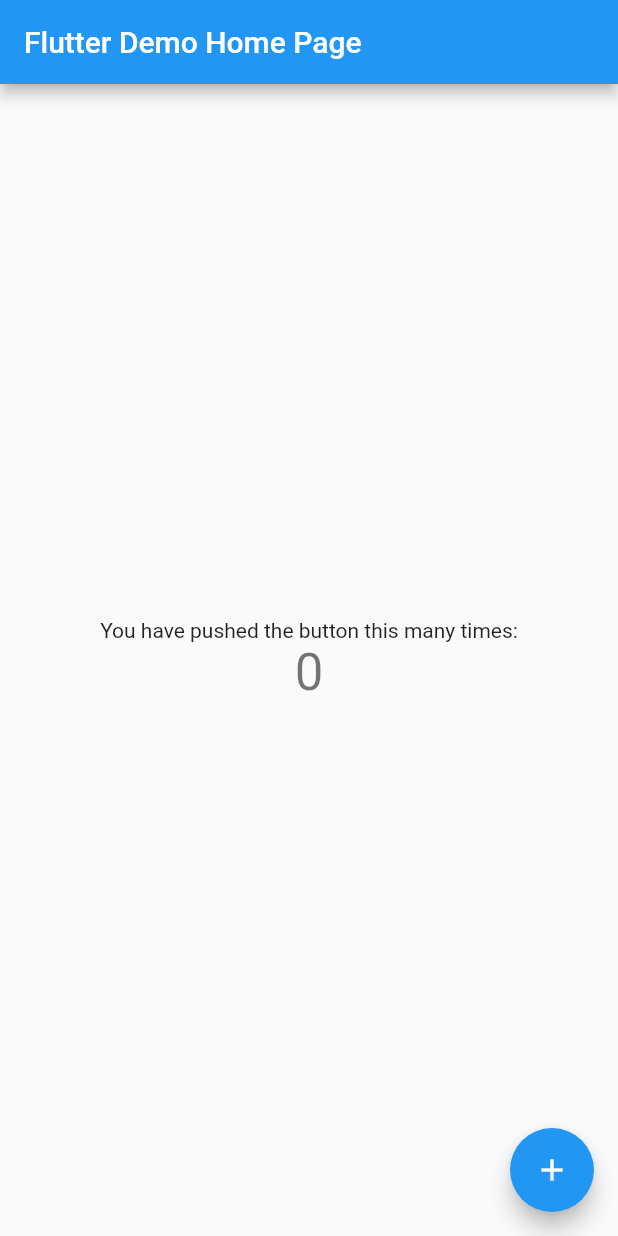
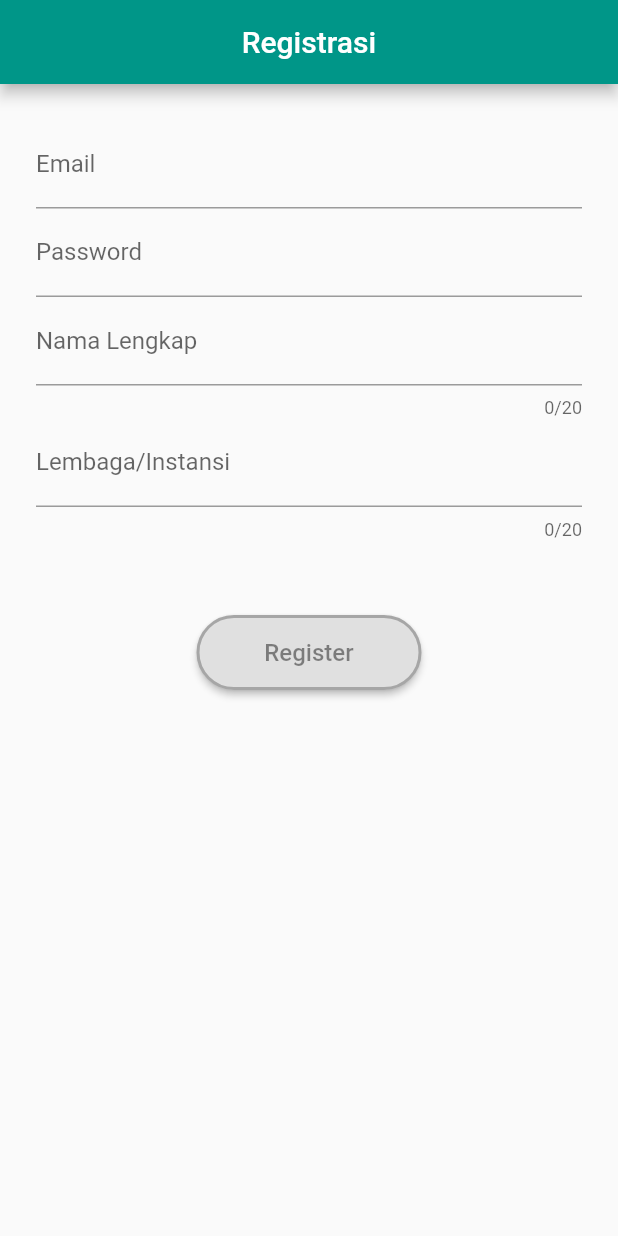
Before and after one commit to eddie44868/difteriApp, a Flutter app: the screen it shows after launch, on a phone screen of 412 x 824 dp. Run offline on Flutter 3.47's test engine with Material 2 defaults, Android fonts, the phone set to English and light mode, and no system bars.

Commit message:
Form register commit

```diff
--- /dev/null
+++ b/lib/form_register.dart
@@ -0,0 +1,143 @@
+import 'package:flutter/material.dart';
+
+class FormScreen extends StatefulWidget {
+  @override
+  State<StatefulWidget> createState() {
+    return FormScreenState();
+  }
+}
+
+class FormScreenState extends State<FormScreen> {
+  String _email;
+  String _password;
+  String _name;
+  String _lembaga;
+
+  final GlobalKey<FormState> _formKey = GlobalKey<FormState>();
+
+  Widget _buildEmail() {
+    return TextFormField(
+      decoration: InputDecoration(labelText: 'Email'),
+      validator: (String value) {
+        if (value.isEmpty) {
+          return 'Email is Required';
+        }
+
+        if (!RegExp(
+            r"[a-z0-9!#$%&'*+/=?^_`{|}~-]+(?:\.[a-z0-9!#$%&'*+/=?^_`{|}~-]+)*@(?:[a-z0-9](?:[a-z0-9-]*[a-z0-9])?\.)+[a-z0-9](?:[a-z0-9-]*[a-z0-9])?")
+            .hasMatch(value)) {
+          return 'Please enter a valid email Address';
+        }
+
+        return null;
+      },
+      onSaved: (String value) {
+        _email = value;
+      },
+    );
+  }
+
+  Widget _buildPassword() {
+    return TextFormField(
+      decoration: InputDecoration(labelText: 'Password'),
+      keyboardType: TextInputType.visiblePassword,
+      validator: (String value) {
+        if (value.isEmpty) {
+          return 'Password is Required';
+        }
+        return null;
+      },
+      onSaved: (String value) {
+        _password = value;
+      },
+    );
+  }
+
+  Widget _buildName() {
+    return TextFormField(
+      decoration: InputDecoration(labelText: 'Nama Lengkap'),
+      maxLength: 20,
+      validator: (String value) {
+        if (value.isEmpty) {
+          return 'Name is Required';
+        }
+
+        return null;
+      },
+      onSaved: (String value) {
+        _name = value;
+      },
+    );
+  }
+
+
+  Widget _buildLembaga() {
+    return TextFormField(
+      decoration: InputDecoration(labelText: 'Lembaga/Instansi'),
+      maxLength: 20,
+      validator: (String value) {
+        if (value.isEmpty) {
+          return 'Lembaga is Required';
+        }
+
+        return null;
+      },
+      onSaved: (String value) {
+        _lembaga = value;
+      },
+    );
+  }
+
+  @override
+  Widget build(BuildContext context) {
+    return Scaffold(
+      appBar: AppBar(
+        title: Text("Registrasi"),
+        centerTitle: true,),
+      body: SingleChildScrollView(
+        child: Container(
+          margin: EdgeInsets.all(24),
+          child: Form(
+            key: _formKey,
+            child: Column(
+              mainAxisAlignment: MainAxisAlignment.center,
+              children: <Widget>[
+                _buildEmail(),
+                _buildPassword(),
+                _buildName(),
+                _buildLembaga(),
+                SizedBox(height: 50),
+                SizedBox(
+                    width: 150,
+                    height: 50,
+                    child: RaisedButton(
+                      child: Text(
+                        'Register',
+                        style: TextStyle(color: Colors.black45, fontSize: 16),
+                      ),
+                      onPressed: () {
+                        if (!_formKey.currentState.validate()) {
+                          return;
+                        }
+                        _formKey.currentState.save();
+                        print(_email);
+                        print(_password);
+                        print(_name);
+                        print(_lembaga);
+
+                        //Send to API
+                      },
+                        shape: RoundedRectangleBorder(
+                            borderRadius: BorderRadius.circular(50.0),
+                            side: BorderSide(color: Colors.black26,width: 2)
+                        ),
+                    )
+                ),
+              ],
+            ),
+          ),
+        ),
+      ),
+    );
+  }
+}
--- a/lib/main.dart
+++ b/lib/main.dart
@@ -1,117 +1,18 @@
+import 'package:difteria_app/form_register.dart';
 import 'package:flutter/material.dart';
 
-void main() {
-  runApp(MyApp());
-}
+void main() => runApp(MyApp());
 
 class MyApp extends StatelessWidget {
-  // This widget is the root of your application.
   @override
   Widget build(BuildContext context) {
     return MaterialApp(
-      title: 'Flutter Demo',
+      title: 'Difteria',
       theme: ThemeData(
-        // This is the theme of your application.
-        //
-        // Try running your application with "flutter run". You'll see the
-        // application has a blue toolbar. Then, without quitting the app, try
-        // changing the primarySwatch below to Colors.green and then invoke
-        // "hot reload" (press "r" in the console where you ran "flutter run",
-        // or simply save your changes to "hot reload" in a Flutter IDE).
-        // Notice that the counter didn't reset back to zero; the application
-        // is not restarted.
-        primarySwatch: Colors.blue,
-        // This makes the visual density adapt to the platform that you run
-        // the app on. For desktop platforms, the controls will be smaller and
-        // closer together (more dense) than on mobile platforms.
+        primarySwatch: Colors.teal,
         visualDensity: VisualDensity.adaptivePlatformDensity,
       ),
-      home: MyHomePage(title: 'Flutter Demo Home Page'),
+      home: FormScreen(),
     );
   }
 }
-
-class MyHomePage extends StatefulWidget {
-  MyHomePage({Key key, this.title}) : super(key: key);
-
-  // This widget is the home page of your application. It is stateful, meaning
-  // that it has a State object (defined below) that contains fields that affect
-  // how it looks.
-
-  // This class is the configuration for the state. It holds the values (in this
-  // case the title) provided by the parent (in this case the App widget) and
-  // used by the build method of the State. Fields in a Widget subclass are
-  // always marked "final".
-
-  final String title;
-
-  @override
-  _MyHomePageState createState() => _MyHomePageState();
-}
-
-class _MyHomePageState extends State<MyHomePage> {
-  int _counter = 0;
-
-  void _incrementCounter() {
-    setState(() {
-      // This call to setState tells the Flutter framework that something has
-      // changed in this State, which causes it to rerun the build method below
-      // so that the display can reflect the updated values. If we changed
-      // _counter without calling setState(), then the build method would not be
-      // called again, and so nothing would appear to happen.
-      _counter++;
-    });
-  }
-
-  @override
-  Widget build(BuildContext context) {
-    // This method is rerun every time setState is called, for instance as done
-    // by the _incrementCounter method above.
-    //
-    // The Flutter framework has been optimized to make rerunning build methods
-    // fast, so that you can just rebuild anything that needs updating rather
-    // than having to individually change instances of widgets.
-    return Scaffold(
-      appBar: AppBar(
-        // Here we take the value from the MyHomePage object that was created by
-        // the App.build method, and use it to set our appbar title.
-        title: Text(widget.title),
-      ),
-      body: Center(
-        // Center is a layout widget. It takes a single child and positions it
-        // in the middle of the parent.
-        child: Column(
-          // Column is also a layout widget. It takes a list of children and
-          // arranges them vertically. By default, it sizes itself to fit its
-          // children horizontally, and tries to be as tall as its parent.
-          //
-          // Invoke "debug painting" (press "p" in the console, choose the
-          // "Toggle Debug Paint" action from the Flutter Inspector in Android
-          // Studio, or the "Toggle Debug Paint" command in Visual Studio Code)
-          // to see the wireframe for each widget.
-          //
-          // Column has various properties to control how it sizes itself and
-          // how it positions its children. Here we use mainAxisAlignment to
-          // center the children vertically; the main axis here is the vertical
-          // axis because Columns are vertical (the cross axis would be
-          // horizontal).
-          mainAxisAlignment: MainAxisAlignment.center,
-          children: <Widget>[
-            Text(
-              'You have pushed the button this many times:',
-            ),
-            Text(
-              '$_counter',
-              style: Theme.of(context).textTheme.headline4,
-            ),
-          ],
-        ),
-      ),
-      floatingActionButton: FloatingActionButton(
-        onPressed: _incrementCounter,
-        tooltip: 'Increment',
-        child: Icon(Icons.add),
-      ), // This trailing comma makes auto-formatting nicer for build methods.
-    );
-  }
-}
```
Also changed, not shown: 1 other file.
